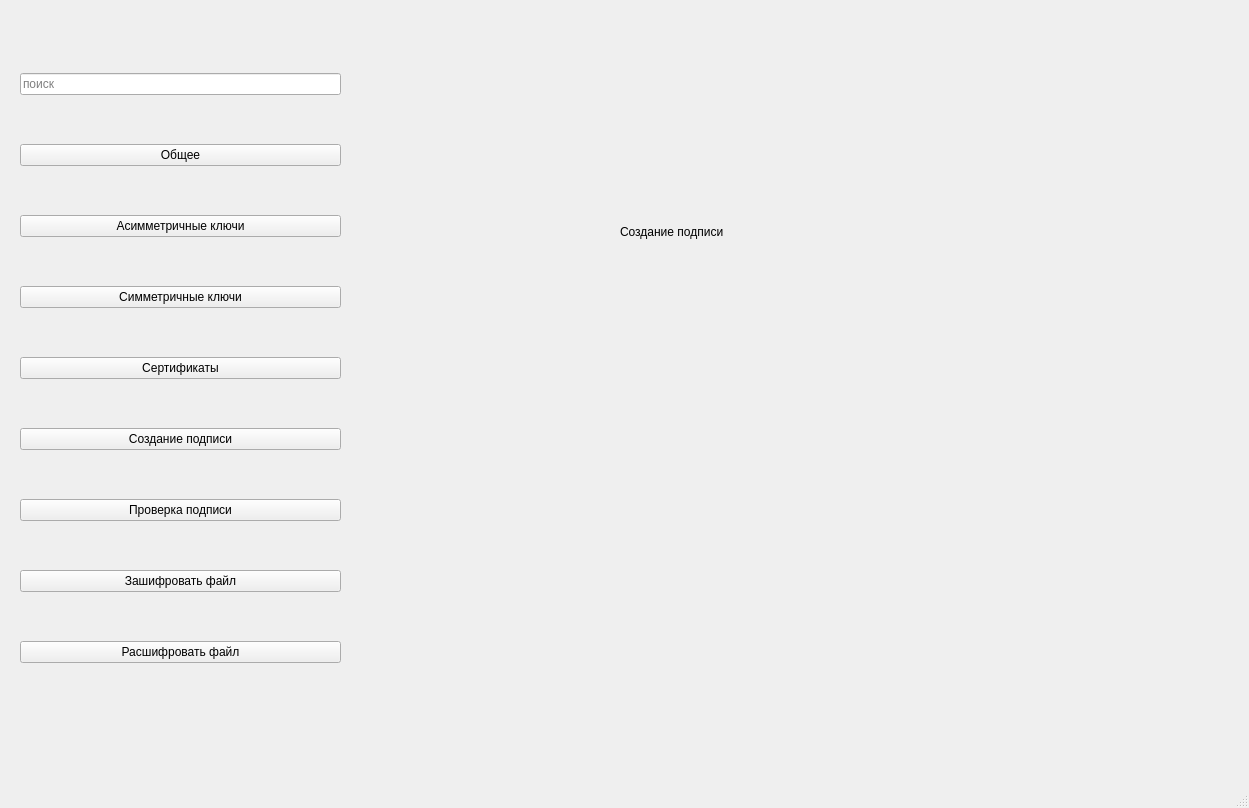
Qt form mainwindow.ui (GDavid-JS/skzi) before a commit.
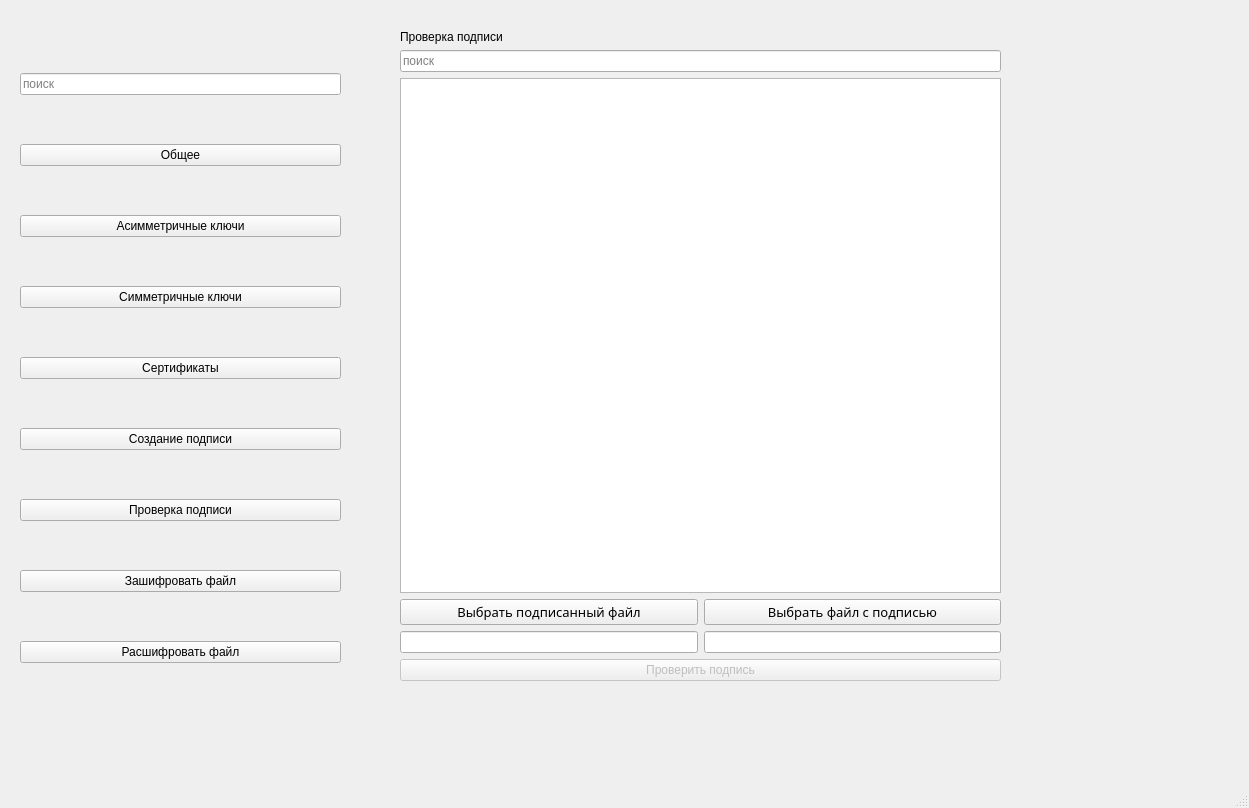
The same form after that commit. The open tabs and pages were chosen to show the change.

Commit message: asymmetric symmetric certificate signature verification encrypt decrypt

The edit to the form file:
```diff
--- a/mainwindow.ui
+++ b/mainwindow.ui
@@ -300,18 +300,80 @@
      </widget>
     </widget>
     <widget class="QWidget" name="page_4">
-     <widget class="QLabel" name="label_5">
+     <widget class="QWidget" name="verticalLayoutWidget_8">
       <property name="geometry">
        <rect>
-        <x>220</x>
-        <y>190</y>
-        <width>181</width>
-        <height>23</height>
+        <x>0</x>
+        <y>0</y>
+        <width>601</width>
+        <height>651</height>
        </rect>
       </property>
-      <property name="text">
-       <string>Создание подписи</string>
-      </property>
+      <layout class="QVBoxLayout" name="verticalLayout_8">
+       <item>
+        <widget class="QLabel" name="verification_label">
+         <property name="text">
+          <string>Проверка подписи</string>
+         </property>
+        </widget>
+       </item>
+       <item>
+        <widget class="QLineEdit" name="verification_search">
+         <property name="placeholderText">
+          <string>поиск</string>
+         </property>
+        </widget>
+       </item>
+       <item>
+        <widget class="QTableWidget" name="verification_table"/>
+       </item>
+       <item>
+        <layout class="QGridLayout" name="gridLayout_4">
+         <item row="0" column="0">
+          <widget class="QPushButton" name="verification_file_open_button">
+           <property name="font">
+            <font>
+             <family>Abyssinica SIL</family>
+             <pointsize>10</pointsize>
+            </font>
+           </property>
+           <property name="text">
+            <string>Выбрать подписанный файл</string>
+           </property>
+          </widget>
+         </item>
+         <item row="0" column="1">
+          <widget class="QPushButton" name="verification_file_close_button">
+           <property name="font">
+            <font>
+             <family>Abyssinica SIL</family>
+             <pointsize>10</pointsize>
+            </font>
+           </property>
+           <property name="text">
+            <string>Выбрать файл с подписью</string>
+           </property>
+          </widget>
+         </item>
+         <item row="1" column="0">
+          <widget class="QLineEdit" name="verification_filepath_open"/>
+         </item>
+         <item row="1" column="1">
+          <widget class="QLineEdit" name="verification_filepath_close"/>
+         </item>
+         <item row="2" column="0" colspan="2">
+          <widget class="QPushButton" name="verification_test_button">
+           <property name="enabled">
+            <bool>false</bool>
+           </property>
+           <property name="text">
+            <string>Проверить подпись</string>
+           </property>
+          </widget>
+         </item>
+        </layout>
+       </item>
+      </layout>
      </widget>
     </widget>
     <widget class="QWidget" name="page_5">
```
Left out of the diff: 273 changed lines with no effect on the pictures. The commit also changes 12 other files.
